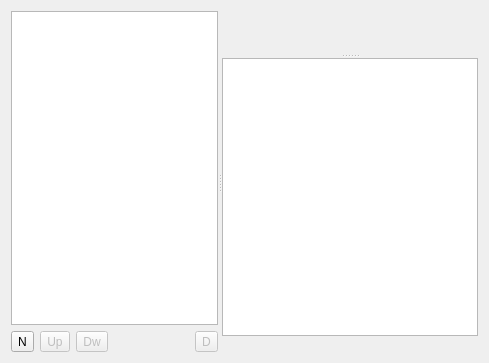
First picture: the form in src/widgets/effectstack_ui.ui, repository KDE/kdenlive, before the edit.
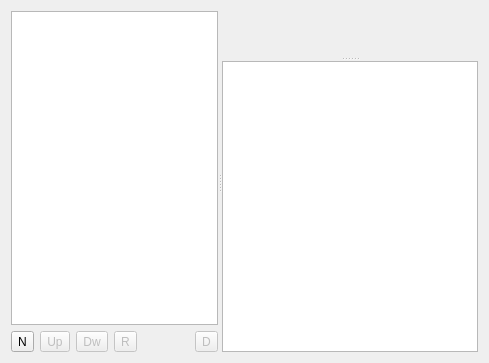
Second picture: the form after the edit. Custom widgets are drawn as their Qt base class.

Commit message: new reset effect button (restore effect default values)

```diff
--- a/src/widgets/effectstack_ui.ui
+++ b/src/widgets/effectstack_ui.ui
@@ -74,6 +74,16 @@
            </property>
           </widget>
          </item>
+         <item>
+          <widget class="QToolButton" name="buttonReset" >
+           <property name="enabled" >
+            <bool>false</bool>
+           </property>
+           <property name="text" >
+            <string>R</string>
+           </property>
+          </widget>
+         </item>
          <item>
           <spacer>
            <property name="orientation" >
@@ -122,19 +132,6 @@
          </widget>
         </widget>
        </item>
-       <item>
-        <spacer>
-         <property name="orientation" >
-          <enum>Qt::Horizontal</enum>
-         </property>
-         <property name="sizeHint" stdset="0" >
-          <size>
-           <width>256</width>
-           <height>16</height>
-          </size>
-         </property>
-        </spacer>
-       </item>
       </layout>
      </widget>
     </widget>
```
The commit also changes 2 other files.
